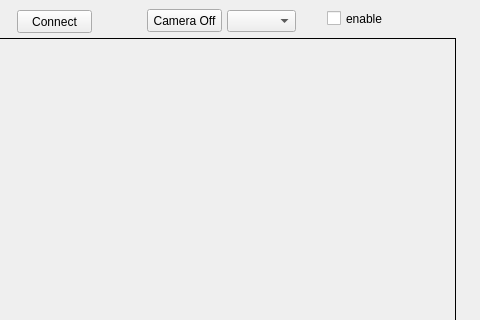
The window that project_code/Detect/mainwindow.ui (purelifexx1/grad2) describes before a commit, drawn with Qt 5; both pictures show x 193 to 673 and y 0 to 320 of the 673 by 568 pixel window.
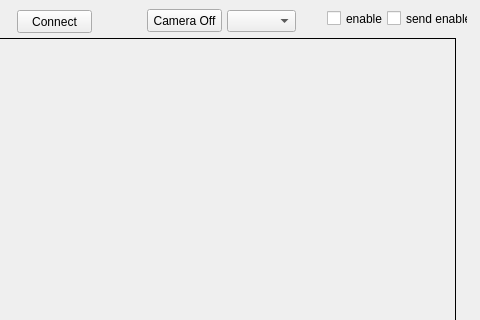
The same window after the commit.

The edit to the form file:
```diff
--- a/project_code/Detect/mainwindow.ui
+++ b/project_code/Detect/mainwindow.ui
@@ -111,6 +111,19 @@
      <string>enable</string>
     </property>
    </widget>
+   <widget class="QCheckBox" name="checkBox_2">
+    <property name="geometry">
+     <rect>
+      <x>580</x>
+      <y>10</y>
+      <width>81</width>
+      <height>17</height>
+     </rect>
+    </property>
+    <property name="text">
+     <string>send enable</string>
+    </property>
+   </widget>
   </widget>
   <widget class="QMenuBar" name="menubar">
    <property name="geometry">
```
